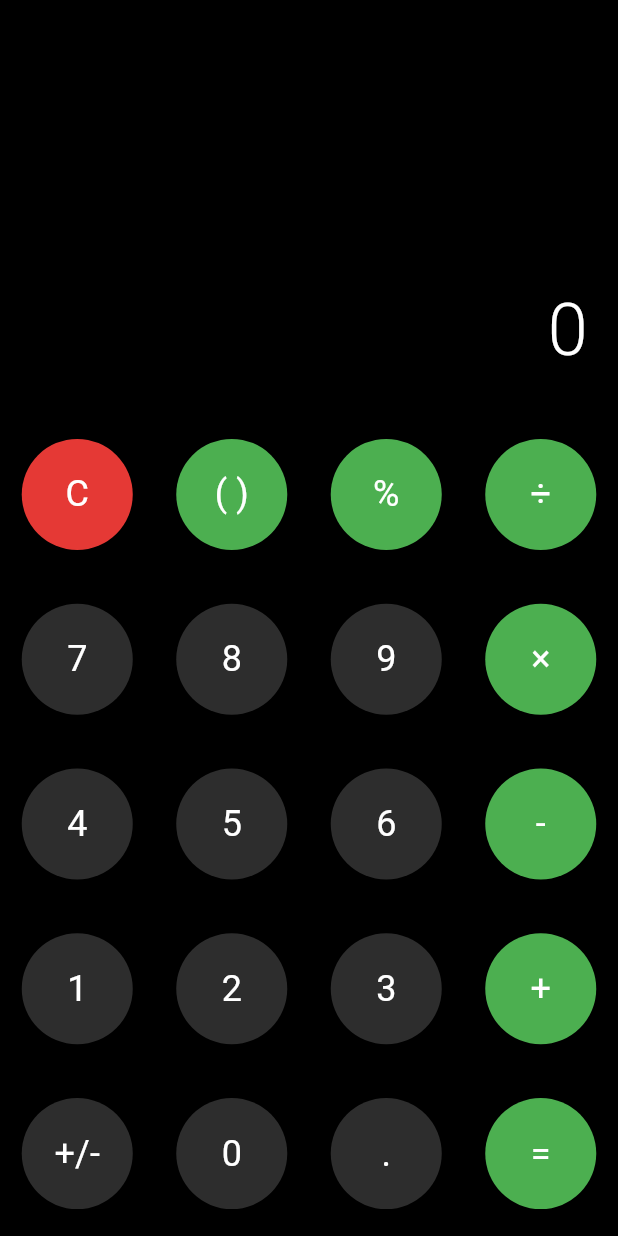
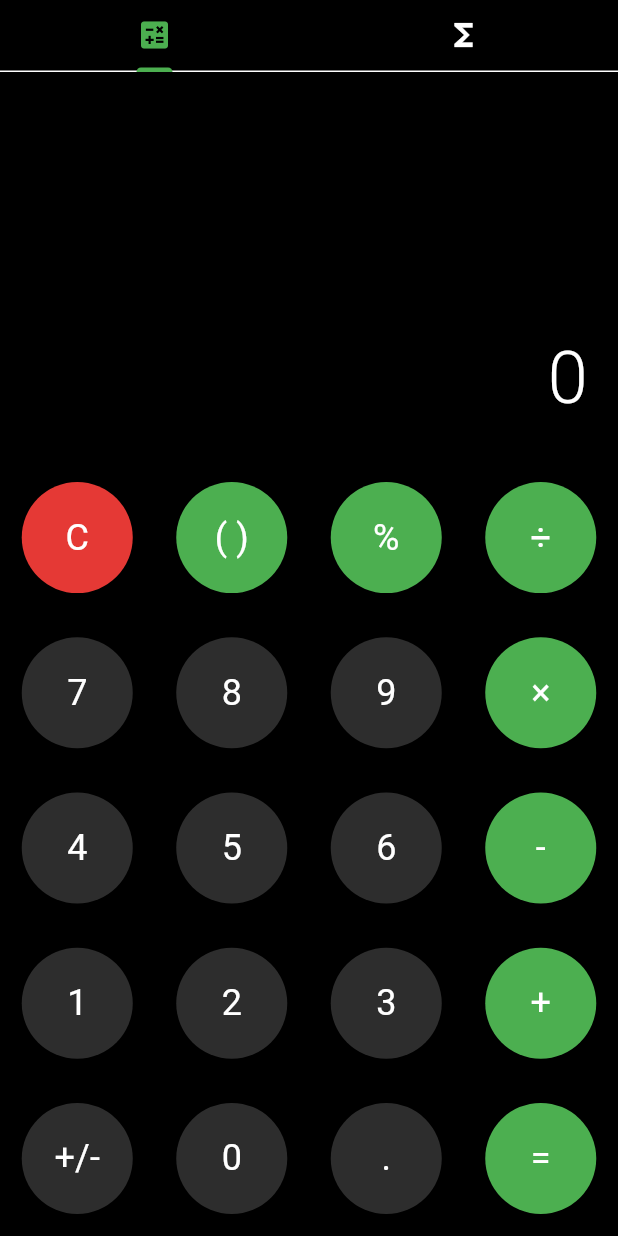
Before and after one commit to ShaijoGeorge/Numio-app, a Flutter app: the screen it shows after launch, on a phone screen of 412 x 824 dp. Run offline on Flutter 3.47's test engine with Material 3 defaults, Android fonts, the phone set to English and light mode, and no system bars; statements that could not run were skipped.

Commit message:
Updated screen with scientific calculator

```diff
--- a/lib/screens/calculator_screen.dart
+++ b/lib/screens/calculator_screen.dart
@@ -1,5 +1,6 @@
 import 'package:flutter/material.dart';
 import '../widgets/basic_calculator.dart';
+import '../widgets/scientific_calculator.dart';
 import '../utils/calculator_logic.dart';
 import '../constants/app_constants.dart';
 
@@ -15,6 +16,20 @@ class _CalculatorScreenState extends State<CalculatorScreen> with TickerProvider
   String operation = '';
   double operand = 0;
   bool shouldResetDisplay = false;
+
+  late TabController _tabController;
+
+  @override
+  void initState() {
+    super.initState();
+    _tabController = TabController(length: 2, vsync: this);
+  }
+
+  @override
+  void dispose() {
+    _tabController.dispose();
+    super.dispose();
+  }
 
   void _onNumberPressed(String number) {
     setState(() {
@@ -45,6 +60,22 @@ class _CalculatorScreenState extends State<CalculatorScreen> with TickerProvider
       setState(() {
         display = CalculatorLogic.formatResult(result);
         operation = '';
+        shouldResetDisplay = true;
+      });
+    } catch (e) {
+      setState(() {
+        display = AppConstants.error;
+        shouldResetDisplay = true;
+      });
+    }
+  }
+
+  void _onScientificOperation(String op) {
+    try {
+      double currentNumber = double.parse(display);
+      result = CalculatorLogic.performScientificOperation(op, currentNumber);
+      setState(() {
+        display = CalculatorLogic.formatResult(result);
         shouldResetDisplay = true;
       });
     } catch (e) {
@@ -92,7 +123,24 @@ class _CalculatorScreenState extends State<CalculatorScreen> with TickerProvider
   @override
   Widget build(BuildContext context) {
     return Scaffold(
-      body: BasicCalculator(
+      body: Column(
+        children: [
+          Container(
+            color: AppConstants.backgroundColor,
+            child: TabBar(
+              controller: _tabController,
+              indicatorColor: AppConstants.operatorColor,
+              tabs: [
+                Tab(icon: Icon(Icons.calculate), text: AppConstants.basicTab),
+                Tab(icon: Icon(Icons.functions), text: AppConstants.scientificTab),
+              ],
+            ),
+          ),
+          Expanded(
+            child: TabBarView(
+              controller: _tabController,
+              children: [
+                BasicCalculator(
                   display: display,
                   onNumberPressed: _onNumberPressed,
                   onOperatorPressed: _onOperatorPressed,
@@ -101,7 +149,21 @@ class _CalculatorScreenState extends State<CalculatorScreen> with TickerProvider
                   onPlusMinusPressed: _onPlusMinusPressed,
                   onCalculate: _calculate,
                 ),
+                ScientificCalculator(
+                  display: display,
+                  onNumberPressed: _onNumberPressed,
+                  onOperatorPressed: _onOperatorPressed,
+                  onScientificOperation: _onScientificOperation,
+                  onClear: _clear,
+                  onDecimalPressed: _onDecimalPressed,
+                  onPlusMinusPressed: _onPlusMinusPressed,
+                  onCalculate: _calculate,
+                ),
+              ],
+            ),
+          ),
+        ],
+      ),
     );
   }
-
 }
```
Lines whose indentation alone changed are shown as unchanged.
